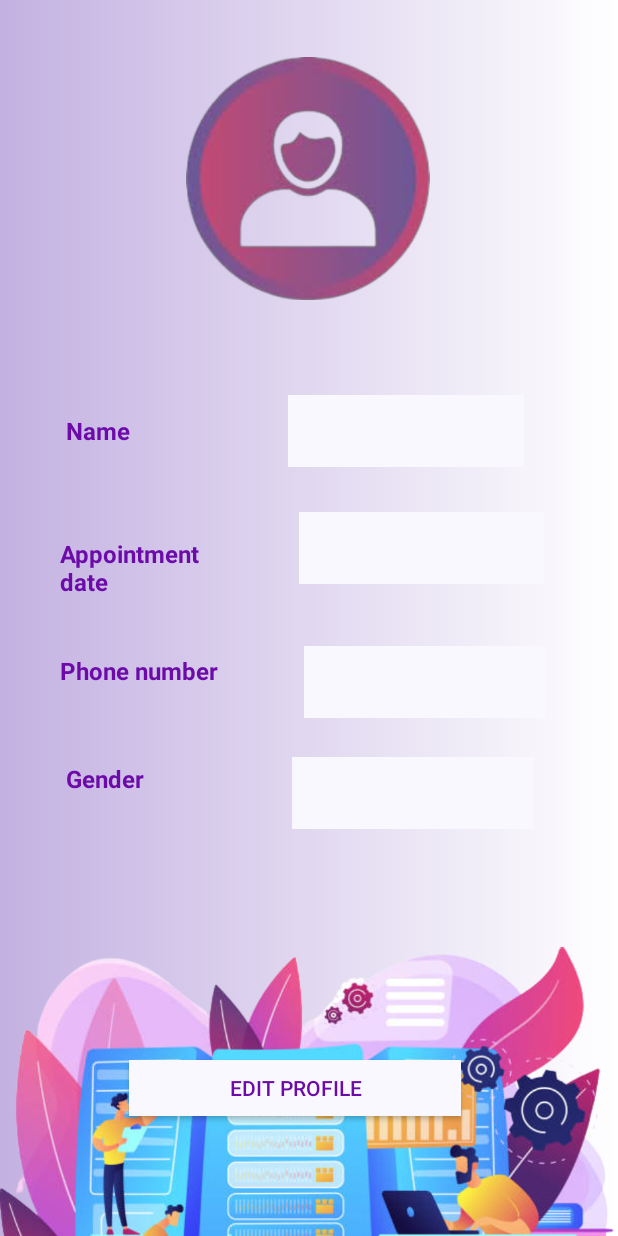
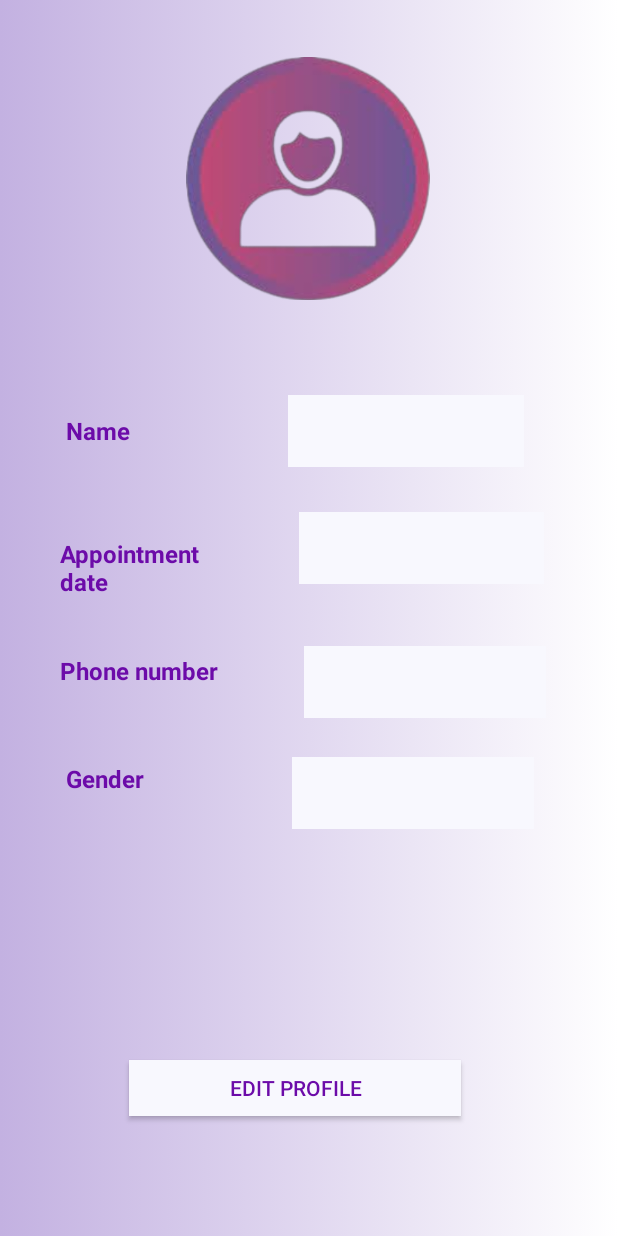
Before and after one commit to galibmahmudjim/Amenite, an Android app: the layout activity_admin_profile.xml on its own in the app's theme, with its tools: preview values and no code run, on a phone screen of 412 x 824 dp. Run offline under Robolectric (Android 15) with nearby library versions, the phone set to English and light mode, and no system bars.

Commit message:
Second admin UI(admin home,admin edit profile & profile)& images

```diff
--- a/app/src/main/res/layout/activity_admin_profile.xml
+++ b/app/src/main/res/layout/activity_admin_profile.xml
@@ -142,7 +142,6 @@
         android:layout_width="wrap_content"
         android:layout_height="wrap_content"
         android:layout_marginTop="15dp"
-        android:src="@drawable/adminEdit"
         app:layout_constraintStart_toStartOf="parent"
         app:layout_constraintTop_toBottomOf="@+id/adminProfileeditText5" />
 
```
Also changed, not shown: app/src/main/res/layout/activity_admin_edit_profile.xml (+3 -4 lines), app/src/main/res/drawable/adminedit.png (renamed from app/src/main/res/drawable/adminEdit.png), app/src/main/res/drawable/editprofile.png (renamed from app/src/main/res/drawable/EditProfile.png), app/src/main/res/drawable/login.png (renamed from app/src/main/res/drawable/LOGIN.png), app/src/main/res/drawable/serviceelectronic.png (added), app/src/main/res/drawable/welcome2.png (renamed from app/src/main/res/drawable/WELCOME2_REMOVEw.png), app/src/main/res/drawable/welcome2re.png (renamed from app/src/main/res/drawable/welcome2-re.png).
